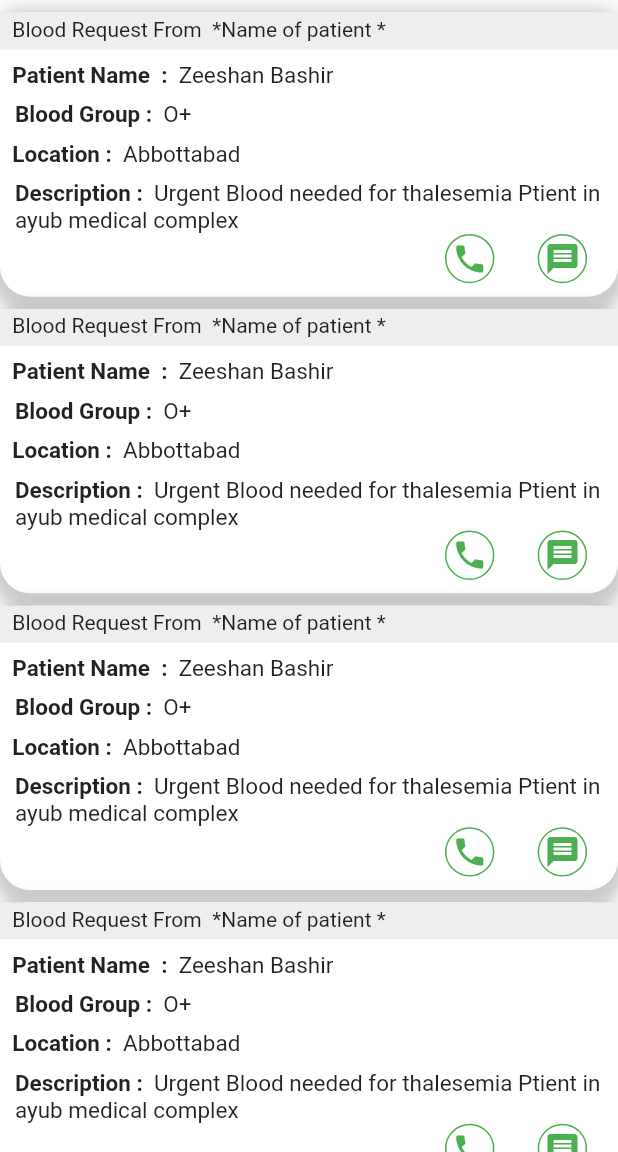
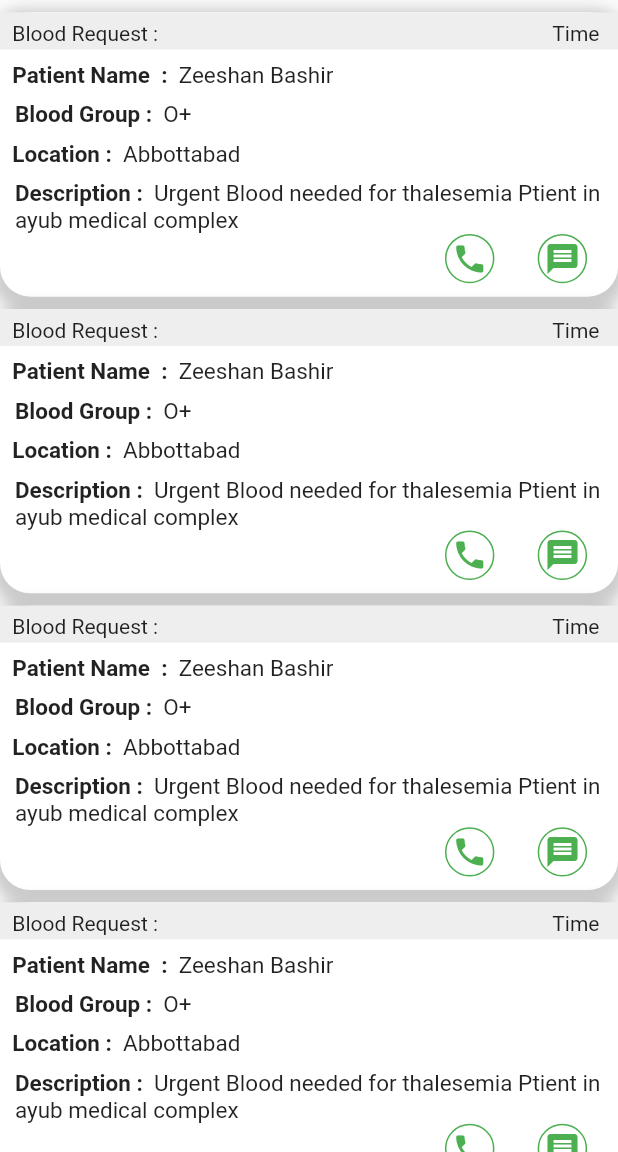
Before and after one commit to zee404/Flutter-projects, a Flutter app: the NotificationScreen screen opened directly, on a phone screen of 412 x 824 dp, the part 84-1236 px from its top. Run offline on Flutter 3.47's test engine with Material 2 defaults, Android fonts, the phone set to English and light mode, and no system bars; our stand-ins replace date_format, firebase_auth; missing offline and left inert: flutter_google_places, geocoder, google_maps_webservice; accounts and stored records are empty.

Commit message:
E-Blood
1.4

```diff
--- a/e_blood/lib/screens/notification/NotificationWidget.dart
+++ b/e_blood/lib/screens/notification/NotificationWidget.dart
@@ -6,16 +6,16 @@ class NotificationWidget extends StatelessWidget {
     final deviceSize = MediaQuery.of(context).size;
     return Container(
       child: Container(
-
-        margin: EdgeInsets.only(top: deviceSize.height*0.01,),
+        margin: EdgeInsets.only(
+          top: deviceSize.height * 0.01,
+        ),
         width: deviceSize.width,
         height: deviceSize.height * 0.23,
-
-
-
         decoration: BoxDecoration(
           color: Colors.white,
-          borderRadius: BorderRadius.circular(20.0,),
+          borderRadius: BorderRadius.circular(
+            20.0,
+          ),
           boxShadow: [
             BoxShadow(
               color: Colors.grey.withOpacity(0.5),
@@ -25,139 +25,160 @@ class NotificationWidget extends StatelessWidget {
             ),
           ],
         ),
-
         child: Column(
           crossAxisAlignment: CrossAxisAlignment.start,
           children: <Widget>[
             Container(
               //margin: EdgeInsets.only(left: deviceSize.width *0.02),
-             padding: EdgeInsets.only(left: deviceSize.width *0.02,top: deviceSize.height*0.004),
-                    height: deviceSize.height*0.03,
+              padding: EdgeInsets.only(
+                  left: deviceSize.width * 0.02,
+                  top: deviceSize.height * 0.004),
+              height: deviceSize.height * 0.03,
               width: deviceSize.width,
               color: Colors.grey[200],
-                    child: Text(
-                      'Blood Request From  *Name of patient *',
+              child: Row(
+                children: <Widget>[
+                  Text(
+                    'Blood Request :',
                   ),
-
+                  Spacer(),
+                  Container(
+                    margin: EdgeInsets.only(right: deviceSize.width * 0.03),
+                    child: Text('Time'),
+                  )
+                ],
+              ),
             ),
             Container(
-              margin: EdgeInsets.only(left:  deviceSize.width*0.02, top:  deviceSize.height*0.01, right:  deviceSize.width*0.01,),
-                  child:RichText(
+              margin: EdgeInsets.only(
+                left: deviceSize.width * 0.02,
+                top: deviceSize.height * 0.01,
+                right: deviceSize.width * 0.01,
+              ),
+              child: RichText(
                 text: TextSpan(
                   style: DefaultTextStyle.of(context).style,
                   children: <TextSpan>[
-
                     TextSpan(
                       text: "Patient Name  :  ",
-                    style: TextStyle(
-                        fontSize: 15, fontWeight: FontWeight.bold),
+                      style:
+                          TextStyle(fontSize: 15, fontWeight: FontWeight.bold),
                     ),
                     TextSpan(
                       text: "Zeeshan Bashir   ",
                       style: TextStyle(
-                        fontSize: 15, ),
+                        fontSize: 15,
                       ),
-                        ],
-                    ),
-                  ),
-
-
-
-            ),
-             Container(
-              margin: EdgeInsets.only(left: 10, top:  deviceSize.height*0.01),
-              child:  RichText(
-                    text: TextSpan(
-                    style: DefaultTextStyle.of(context).style,
-                    children: <TextSpan>[
-
-                   TextSpan(
-                     text: "Blood Group :  ",
-                    style: TextStyle(
-                        fontSize: 15, fontWeight: FontWeight.bold),
-                   ),
-                    TextSpan(
-                     text: "O+",
-                    style: TextStyle(
-                        fontSize: 15, ),
                     ),
                   ],
                 ),
               ),
             ),
             Container(
-              margin: EdgeInsets.only(right:  deviceSize.width*0.01, left: deviceSize.width*0.02,top:  deviceSize.height*0.01),
-              child:  RichText(
+              margin: EdgeInsets.only(left: 10, top: deviceSize.height * 0.01),
+              child: RichText(
                 text: TextSpan(
                   style: DefaultTextStyle.of(context).style,
                   children: <TextSpan>[
-
                     TextSpan(
-                     text: "Location :  ",
-                    style: TextStyle(
-                        fontSize: 15, fontWeight: FontWeight.bold),
+                      text: "Blood Group :  ",
+                      style:
+                          TextStyle(fontSize: 15, fontWeight: FontWeight.bold),
                     ),
                     TextSpan(
-                     text: "Abbottabad   ",
+                      text: "O+",
                       style: TextStyle(
-                        fontSize: 15, ),
+                        fontSize: 15,
+                      ),
                     ),
                   ],
                 ),
               ),
             ),
             Container(
-              margin: EdgeInsets.only(left: 10, top:  deviceSize.height*0.01),
-              child:  RichText(
+              margin: EdgeInsets.only(
+                  right: deviceSize.width * 0.01,
+                  left: deviceSize.width * 0.02,
+                  top: deviceSize.height * 0.01),
+              child: RichText(
                 text: TextSpan(
                   style: DefaultTextStyle.of(context).style,
                   children: <TextSpan>[
-
                     TextSpan(
-                     text: "Description :  ",
-                    style: TextStyle(
-                        fontSize: 15, fontWeight: FontWeight.bold),
+                      text: "Location :  ",
+                      style:
+                          TextStyle(fontSize: 15, fontWeight: FontWeight.bold),
                     ),
                     TextSpan(
-                     text: "Urgent Blood needed for thalesemia Ptient in ayub medical complex   ",
+                      text: "Abbottabad   ",
                       style: TextStyle(
-                        fontSize: 15, ),
+                        fontSize: 15,
+                      ),
                     ),
                   ],
                 ),
               ),
             ),
             Container(
-              margin: EdgeInsets.only(right:  deviceSize.width*0.01,top:deviceSize.width*0.0 ),
+              margin: EdgeInsets.only(left: 10, top: deviceSize.height * 0.01),
+              child: RichText(
+                text: TextSpan(
+                  style: DefaultTextStyle.of(context).style,
+                  children: <TextSpan>[
+                    TextSpan(
+                      text: "Description :  ",
+                      style:
+                          TextStyle(fontSize: 15, fontWeight: FontWeight.bold),
+                    ),
+                    TextSpan(
+                      text:
+                          "Urgent Blood needed for thalesemia Ptient in ayub medical complex   ",
+                      style: TextStyle(
+                        fontSize: 15,
+                      ),
+                    ),
+                  ],
+                ),
+              ),
+            ),
+            Container(
+              margin: EdgeInsets.only(
+                  right: deviceSize.width * 0.01, top: deviceSize.width * 0.0),
               child: Row(
                 children: <Widget>[
                   Spacer(),
                   Container(
-                    height: deviceSize.height *0.04,
-                    width: deviceSize.height *0.04,
+                    height: deviceSize.height * 0.04,
+                    width: deviceSize.height * 0.04,
                     decoration: BoxDecoration(
-                      borderRadius: BorderRadius.circular(50.0,),
+                        borderRadius: BorderRadius.circular(
+                          50.0,
+                        ),
                         border: Border.all(
-
                           color: Colors.green,
-                      )
+                        )),
+                    child: Icon(
+                      Icons.phone,
+                      color: Colors.green,
                     ),
-                    child: Icon(Icons.phone,
-                    color: Colors.green,),),
-                  SizedBox(width:  deviceSize.width*0.07),
+                  ),
+                  SizedBox(width: deviceSize.width * 0.07),
                   Container(
-                    height: deviceSize.height *0.04,
-                    width: deviceSize.height *0.04,
+                    height: deviceSize.height * 0.04,
+                    width: deviceSize.height * 0.04,
                     decoration: BoxDecoration(
-                      borderRadius: BorderRadius.circular(50.0,),
+                        borderRadius: BorderRadius.circular(
+                          50.0,
+                        ),
                         border: Border.all(
-
                           color: Colors.green,
-                      )
-                    ),child: Icon(Icons.message,
+                        )),
+                    child: Icon(
+                      Icons.message,
                       color: Colors.green,
-                    ),),
-                  SizedBox(width:  deviceSize.width*0.04),
+                    ),
+                  ),
+                  SizedBox(width: deviceSize.width * 0.04),
                 ],
               ),
             )
```
Lines whose indentation alone changed are shown as unchanged.
